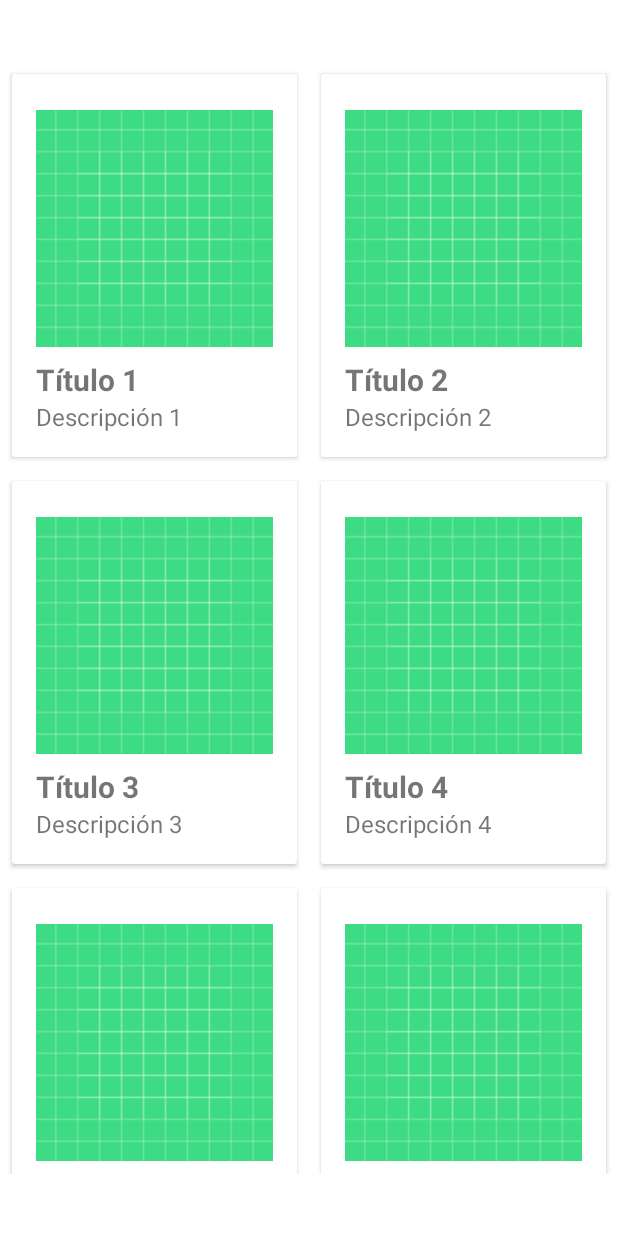
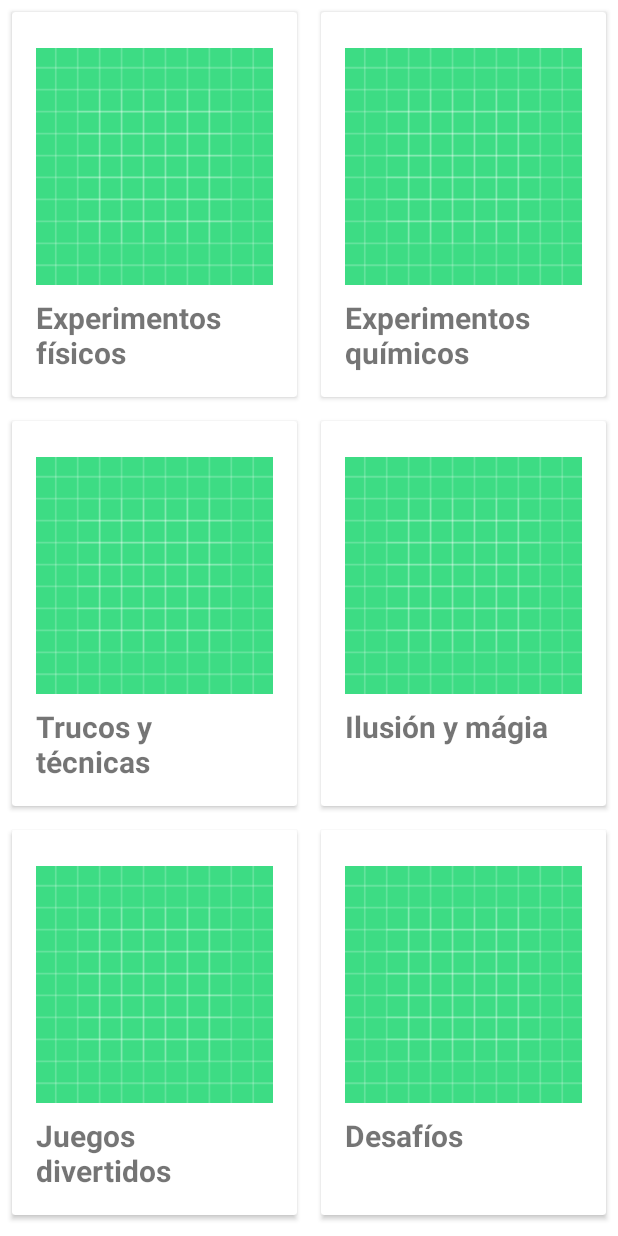
Before and after one commit to ppedrosa88/Experiments, an Android app: the screen it shows after launch (PrincipalView), after a tap on "INICIAR", on a phone screen of 412 x 824 dp. Run offline under Robolectric (Android 15) with nearby library versions, the phone set to English and light mode, and no system bars.

Commit message:
base de datos

```diff
--- a/app/src/main/AndroidManifest.xml
+++ b/app/src/main/AndroidManifest.xml
@@ -1,6 +1,8 @@
 <?xml version="1.0" encoding="utf-8"?>
 <manifest xmlns:android="http://schemas.android.com/apk/res/android"
     xmlns:tools="http://schemas.android.com/tools">
+
+    <uses-permission android:name="android.permission.WRITE_EXTERNAL_STORAGE" />
 
     <application
         android:allowBackup="true"
--- a/app/src/main/java/com/ppedrosa/android/experimentos/CardAdapter.kt
+++ /dev/null
@@ -1,33 +0,0 @@
-package com.ppedrosa.android.experimentos
-
-import android.view.LayoutInflater
-import android.view.View
-import android.view.ViewGroup
-import android.widget.ImageView
-import android.widget.TextView
-import androidx.recyclerview.widget.RecyclerView
-
-class CardAdapter(private val dataList: List<CardItem>) : RecyclerView.Adapter<CardAdapter.CardViewHolder>() {
-
-    class CardViewHolder(itemView: View) : RecyclerView.ViewHolder(itemView) {
-        val titleView: TextView = itemView.findViewById(R.id.titleTextView)
-        val descriptionView: TextView = itemView.findViewById(R.id.descriptionTextView)
-        val imageView: ImageView = itemView.findViewById(R.id.imageView)
-    }
-
-    override fun onCreateViewHolder(parent: ViewGroup, viewType: Int): CardViewHolder {
-        val itemView = LayoutInflater.from(parent.context).inflate(R.layout.card_view, parent, false)
-        return CardViewHolder(itemView)
-    }
-
-    override fun onBindViewHolder(holder: CardViewHolder, position: Int) {
-        val currentItem = dataList[position]
-        holder.titleView.text = currentItem.title
-        holder.descriptionView.text = currentItem.description
-        holder.imageView.setImageResource(currentItem.imageResource)
-    }
-
-    override fun getItemCount(): Int {
-        return dataList.size
-    }
-}
--- /dev/null
+++ b/app/src/main/java/com/ppedrosa/android/experimentos/CategoryAdapter.kt
@@ -0,0 +1,40 @@
+package com.ppedrosa.android.experimentos
+
+import android.view.LayoutInflater
+import android.view.View
+import android.view.ViewGroup
+import android.widget.TextView
+import androidx.recyclerview.widget.RecyclerView
+
+
+class CategoryAdapter(private var categoryList: ArrayList<CategoryModel> = ArrayList())
+    : RecyclerView.Adapter<CategoryAdapter.CategoryViewHolder>() {
+
+
+    class CategoryViewHolder(itemView: View): RecyclerView.ViewHolder(itemView) {
+        val name:TextView = itemView.findViewById(R.id.titleTextView)
+
+        fun bindView(category: CategoryModel) {
+            name.text = category.name
+        }
+    }
+
+    override fun onCreateViewHolder(parent: ViewGroup, viewType: Int) : CategoryViewHolder {
+        val itemView = LayoutInflater.from(parent.context).inflate(R.layout.card_view, parent, false)
+        return CategoryViewHolder(itemView)
+    }
+
+    override fun onBindViewHolder(holder: CategoryViewHolder, position: Int) {
+        val category = categoryList[position]
+        holder.bindView(category)
+    }
+
+    fun addItems(items: ArrayList<CategoryModel>){
+        this.categoryList = items
+    }
+
+    override fun getItemCount(): Int {
+        return categoryList.size
+    }
+
+}
--- /dev/null
+++ b/app/src/main/java/com/ppedrosa/android/experimentos/CategoryModel.kt
@@ -0,0 +1,7 @@
+package com.ppedrosa.android.experimentos
+
+data class CategoryModel(
+    var id: Int,
+    var name: String,
+    var photo: String?,
+)
--- a/app/src/main/java/com/ppedrosa/android/experimentos/PrincipalView.kt
+++ b/app/src/main/java/com/ppedrosa/android/experimentos/PrincipalView.kt
@@ -9,7 +9,53 @@ import androidx.recyclerview.widget.RecyclerView
 class PrincipalView : AppCompatActivity() {
 
     private lateinit var recyclerView: RecyclerView
-    private val dataList = mutableListOf<CardItem>()
+    private lateinit var sqliteHelper: SQLiteHelper
+    private var adapter: CategoryAdapter? = null
+
+    override fun onCreate(savedInstanceState: Bundle?) {
+        super.onCreate(savedInstanceState)
+        setContentView(R.layout.activity_principal_view)
+
+        initView()
+        initRecyclerView()
+        sqliteHelper = SQLiteHelper(this)
+    }
+
+    private fun initView() {
+        recyclerView = findViewById(R.id.recyclerView)
+    }
+
+    private fun getCategories() {
+        val categoryList = sqliteHelper.getAllCategories()
+        adapter?.addItems(categoryList)
+    }
+
+    private fun initRecyclerView(){
+        recyclerView.layoutManager = GridLayoutManager(this,2)
+        adapter = CategoryAdapter()
+        recyclerView.adapter = adapter
+    }
+
+    override fun onResume() {
+        super.onResume()
+        getCategories()
+    }
+}
+
+
+/*package com.ppedrosa.android.experimentos
+
+import androidx.appcompat.app.AppCompatActivity
+import android.os.Bundle
+import androidx.recyclerview.widget.GridLayoutManager
+import androidx.recyclerview.widget.LinearLayoutManager
+import androidx.recyclerview.widget.RecyclerView
+
+class PrincipalView : AppCompatActivity() {
+
+    private lateinit var recyclerView: RecyclerView
+    private lateinit var sqliteHelper: SQLiteHelper
+    private var adapter: CategoryAdapter? = null
 
     override fun onCreate(savedInstanceState: Bundle?) {
         super.onCreate(savedInstanceState)
@@ -17,24 +63,26 @@ class PrincipalView : AppCompatActivity() {
 
         recyclerView = findViewById(R.id.recyclerView)
 
-        // Iniciializar RecyclerView
+        // Inicializar RecyclerView
         val layoutManager = LinearLayoutManager(this)
         recyclerView.layoutManager = GridLayoutManager(this,2)
 
         // Agregar datos de ejemplo a la lista
-        dataList.add(CardItem("Título 1", "Descripción 1", R.drawable.ic_launcher_background))
-        dataList.add(CardItem("Título 2", "Descripción 2", R.drawable.ic_launcher_background))
-        dataList.add(CardItem("Título 3", "Descripción 3", R.drawable.ic_launcher_background))
-        dataList.add(CardItem("Título 4", "Descripción 4", R.drawable.ic_launcher_background))
-        dataList.add(CardItem("Título 5", "Descripción 5", R.drawable.ic_launcher_background))
-        dataList.add(CardItem("Título 6", "Descripción 6", R.drawable.ic_launcher_background))
+        dataList.add(CardItem("Título 1", R.drawable.ic_launcher_background))
+        dataList.add(CardItem("Título 2", R.drawable.ic_launcher_background))
+        dataList.add(CardItem("Título 3", R.drawable.ic_launcher_background))
+        dataList.add(CardItem("Título 4", R.drawable.ic_launcher_background))
+        dataList.add(CardItem("Título 5", R.drawable.ic_launcher_background))
+        dataList.add(CardItem("Título 6", R.drawable.ic_launcher_background))
 
         // Crear adaptador y asignarlo al RecyclerView
 
-        val adapter = CardAdapter(dataList)
+        val adapter = CategoryAdapter()
         recyclerView.adapter = adapter
 
     }
 }
 
-data class CardItem(val title: String, val description: String, val imageResource: Int)
+data class CardItem(val title: String, val imageResource: Int)
+
+*/
--- /dev/null
+++ b/app/src/main/java/com/ppedrosa/android/experimentos/SQLiteHelper.kt
@@ -0,0 +1,118 @@
+package com.ppedrosa.android.experimentos
+
+import android.annotation.SuppressLint
+import android.content.ContentValues
+import android.content.Context
+import android.database.Cursor
+import android.database.sqlite.SQLiteDatabase
+import android.database.sqlite.SQLiteOpenHelper
+import java.io.FileOutputStream
+import java.io.IOException
+import java.io.InputStream
+import java.io.OutputStream
+
+
+class SQLiteHelper(context: Context)  : SQLiteOpenHelper(context, DATABASE_NAME, null, DATABASE_VERSION){
+
+    companion object {
+        private const val DATABASE_VERSION = 1
+        private const val DATABASE_NAME = "experimentos.db"
+        private const val CATEGORY = "category"
+        private const val ID = "id"
+        private const val NAME = "name"
+        private const val PHOTO = "photo_url"
+
+    }
+
+    init {
+        // Copiar la base de datos desde assets al almacenamiento interno al crear una instancia de SQLiteHelper
+        copyDatabaseFromAssets(context)
+    }
+
+
+    private fun copyDatabaseFromAssets(context: Context) {
+        val databasePath = context.getDatabasePath(DATABASE_NAME)
+        print(databasePath)
+        if (databasePath.exists()) {
+            // La base de datos ya está copiada, no es necesario copiarla nuevamente
+            return
+        }
+
+        databasePath.parentFile?.mkdirs()
+        databasePath.createNewFile()
+
+        val inputStream = context.assets.open("database/$DATABASE_NAME")
+        val outputStream = FileOutputStream(databasePath)
+
+        inputStream.use { input ->
+            outputStream.use { output ->
+                input.copyTo(output)
+            }
+        }
+
+        outputStream.flush()
+        outputStream.close()
+        inputStream.close()
+    }
+
+    override fun onCreate(db: SQLiteDatabase?) {
+        if (db == null) {
+            val createTableCategory = ("CREATE TABLE " + CATEGORY + "("
+                    + ID + "INTEGER PRIMARY KEY, " + NAME + "TEXT, " + PHOTO + "TEXT);")
+
+            db?.execSQL(createTableCategory)
+        }
+    }
+
+    override fun onUpgrade(db: SQLiteDatabase?, oldVersion: Int, newVersion: Int) {
+        db!!.execSQL("DROP TABLE IF EXISTS $CATEGORY")
+        onCreate(db)
+    }
+
+    fun insertCategory(category: CategoryModel): Long {
+        val db = this.writableDatabase
+
+        val contentValues = ContentValues()
+        contentValues.put(ID, category.id)
+        contentValues.put(NAME, category.name)
+
+        val success = db.insert(CATEGORY, null, contentValues)
+        db.close()
+        return success
+    }
+
+    @SuppressLint("Range")
+    fun getAllCategories(): ArrayList<CategoryModel>{
+        val catList: ArrayList<CategoryModel> = ArrayList()
+        val selectQuery = "SELECT * FROM $CATEGORY"
+        val db = this.readableDatabase
+
+        val cursor: Cursor?
+
+        try {
+            cursor = db.rawQuery(selectQuery, null)
+        } catch (e: Exception) {
+            e.printStackTrace()
+            db.execSQL(selectQuery)
+            return ArrayList()
+        }
+
+        var id: Int
+        var name: String
+        var photo: String?
+
+        if (cursor.moveToFirst()) {
+            do{
+                id = cursor.getInt(cursor.getColumnIndex("id"))
+                name = cursor.getString(cursor.getColumnIndex("name"))
+                photo = cursor.getString(cursor.getColumnIndex("photo_url"))
+
+                val category = CategoryModel(id = id, name = name, photo = photo)
+                catList.add(category)
+            } while (cursor.moveToNext())
+        }
+
+        return catList
+
+    }
+}
--- a/app/src/main/res/layout/activity_principal_view.xml
+++ b/app/src/main/res/layout/activity_principal_view.xml
@@ -8,9 +8,8 @@
     <androidx.recyclerview.widget.RecyclerView
         android:id="@+id/recyclerView"
         android:layout_width="match_parent"
-        android:layout_height="0dp"
+        android:layout_height="match_parent"
         app:layout_constraintTop_toTopOf="parent"
-        app:layout_constraintBottom_toBottomOf="parent"
-        app:layout_constraintHeight_percent="0.9" />
+        app:layout_constraintBottom_toBottomOf="parent" />
 
 </androidx.constraintlayout.widget.ConstraintLayout>
--- a/app/src/main/res/layout/card_view.xml
+++ b/app/src/main/res/layout/card_view.xml
@@ -30,12 +30,6 @@
             android:textSize="20sp"
             android:textStyle="bold" />
 
-        <TextView
-            android:id="@+id/descriptionTextView"
-            android:layout_width="match_parent"
-            android:layout_height="wrap_content"
-            android:text="@string/description"
-            android:textSize="16sp" />
 
     </LinearLayout>
 
```
Also changed, not shown: app/build.gradle (+20 -1 lines), app/src/main/java/com/ppedrosa/android/experimentos/controller/CategoryDao.kt (added, +8 -0 lines), app/src/main/java/com/ppedrosa/android/experimentos/data/database/CategoryDatabase.kt (added, +31 -0 lines), app/src/main/java/com/ppedrosa/android/experimentos/data/database/dao/CategoryDao.kt (added, +14 -0 lines), app/src/main/java/com/ppedrosa/android/experimentos/data/database/entities/CategoryEntity.kt (added, +63 -0 lines), build.gradle (+13 -0 lines), app/src/main/assets/database/experimentos.db (added).
